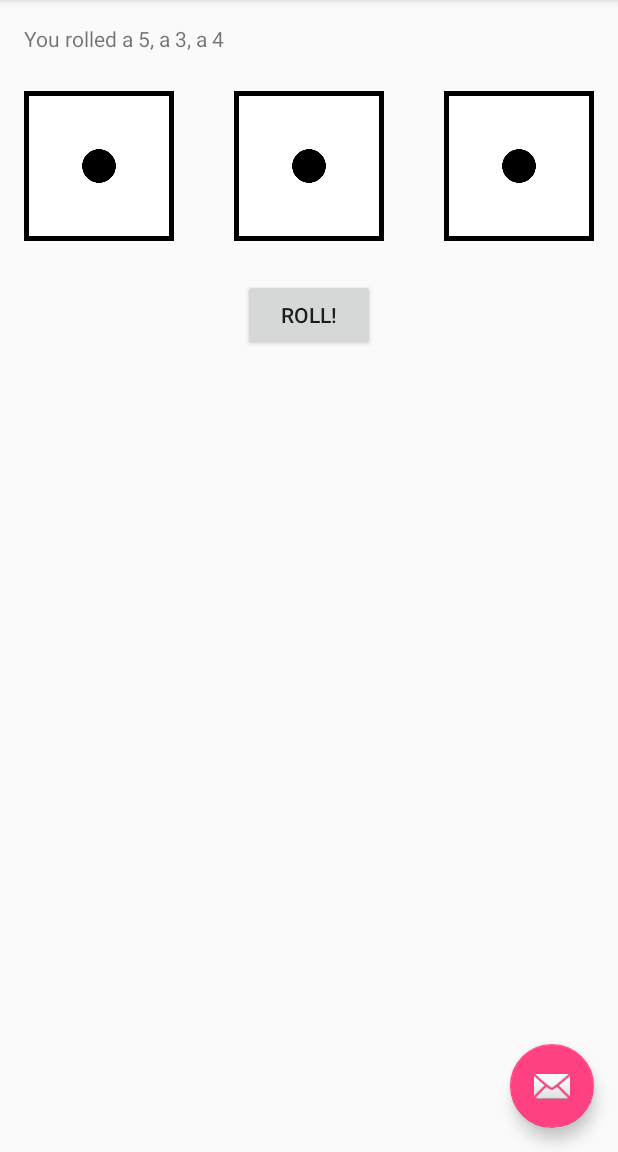
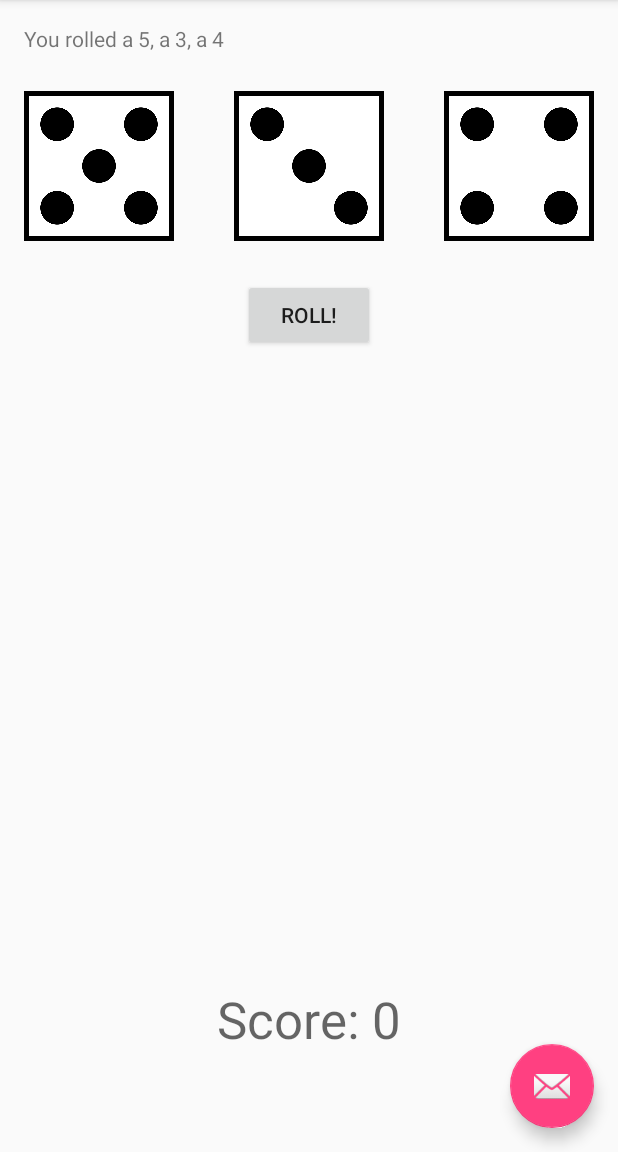
Before and after one commit to kokaza/RelearnAndroidBasics, an Android app: the screen it shows after launch (MainActivity), after a tap on "ROLL!", on a phone screen of 412 x 824 dp, the part 84-1236 px from its top. Run offline under Robolectric (Android 15) with nearby library versions, the phone set to English and light mode, and no system bars.

Commit message:
Create a text view for the score and link the XML and Java for that text view

```diff
--- a/DiceOut/app/src/main/java/com/example/diceout/MainActivity.java
+++ b/DiceOut/app/src/main/java/com/example/diceout/MainActivity.java
@@ -1,11 +1,13 @@
 package com.example.diceout;
 
+import android.graphics.drawable.Drawable;
 import android.media.Image;
 import android.os.Bundle;
 import android.support.design.widget.FloatingActionButton;
 import android.support.design.widget.Snackbar;
 import android.support.v7.app.AppCompatActivity;
 import android.support.v7.widget.Toolbar;
+import android.util.Log;
 import android.view.View;
 import android.view.Menu;
 import android.view.MenuItem;
@@ -14,6 +16,8 @@ import android.widget.ImageView;
 import android.widget.TextView;
 import android.widget.Toast;
 
+import java.io.IOException;
+import java.io.InputStream;
 import java.util.ArrayList;
 import java.util.Random;
 
@@ -21,6 +25,7 @@ public class MainActivity extends AppCompatActivity {
 
     //Fields to hold the roll and result text
     TextView rollResult;
+    TextView scoreText;
 
     //Field to hold the roll button
     Button rollButton;
@@ -62,10 +67,10 @@ public class MainActivity extends AppCompatActivity {
         score = 0;
         //Toast.makeText(this, "The score is "+ score, Toast.LENGTH_SHORT).show();
 
-        //link the java to the XML
+        //link the java to the XML for widgets
         rollResult = (TextView) findViewById(R.id.rollResult);
         rollButton = (Button) findViewById(R.id.rollButton);
-
+        scoreText = (TextView) findViewById(R.id.scoreText);
         //initialize the random number generator
         rand = new Random();
 
@@ -101,6 +106,22 @@ public class MainActivity extends AppCompatActivity {
         dice.add(die2);
         dice.add(die3);
 
+        for(int dieOfSet = 0; dieOfSet < 3; dieOfSet++){
+            //create string for file name
+            String imageName = "die_" + dice.get(dieOfSet) + ".png";
+
+            //get asset based on filename, but need a try catch for possible input errors
+            try{
+                //gets assets from the assets folder
+                InputStream stream = getAssets().open(imageName);
+                Drawable d = Drawable.createFromStream(stream,null);
+                diceImageViews.get(dieOfSet).setImageDrawable(d);
+
+            }catch (IOException e){
+                e.printStackTrace();
+            }
+        }
+
         //Build string for what the user rolled
         String msg = "You rolled a " + die1 + ", a " + die2 +", a " + die3;
 
--- a/DiceOut/app/src/main/res/layout/content_main.xml
+++ b/DiceOut/app/src/main/res/layout/content_main.xml
@@ -55,4 +55,13 @@
         android:layout_alignParentRight="true"
         android:src="@drawable/die_1"
         />
+    <TextView
+        android:id="@+id/scoreText"
+        android:layout_width="wrap_content"
+        android:layout_height="wrap_content"
+        android:layout_alignParentBottom="true"
+        android:layout_centerHorizontal="true"
+        android:text="Score: 0"
+        android:layout_marginBottom="50dp"
+        android:textAppearance="@style/TextAppearance.AppCompat.Display1" />
 </RelativeLayout>
```
